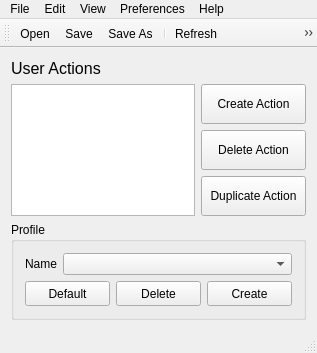
Old version of the form src/QuickCut/MainWindow.ui in the repository giladreich/QuickCut.
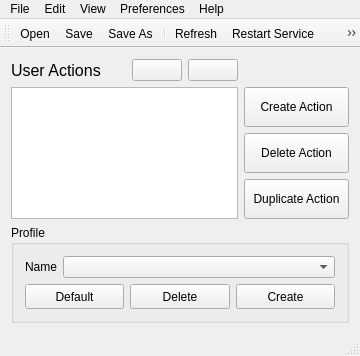
New version of the form. Icons and pictures are not drawn.

Commit message: Implement ability to move actions down/up.

Diff of the .ui file:
```diff
--- a/src/QuickCut/MainWindow.ui
+++ b/src/QuickCut/MainWindow.ui
@@ -6,8 +6,8 @@
    <rect>
     <x>0</x>
     <y>0</y>
-    <width>317</width>
-    <height>346</height>
+    <width>360</width>
+    <height>351</height>
    </rect>
   </property>
   <property name="windowTitle">
@@ -22,6 +22,12 @@
    <layout class="QGridLayout" name="gridLayout">
     <item row="0" column="0">
      <widget class="QLabel" name="lblUserActions">
+      <property name="maximumSize">
+       <size>
+        <width>100</width>
+        <height>16777215</height>
+       </size>
+      </property>
       <property name="font">
        <font>
         <pointsize>12</pointsize>
@@ -34,10 +40,77 @@
       </property>
      </widget>
     </item>
-    <item row="1" column="0">
+    <item row="0" column="1">
+     <spacer name="horizontalSpacer">
+      <property name="orientation">
+       <enum>Qt::Horizontal</enum>
+      </property>
+      <property name="sizeHint" stdset="0">
+       <size>
+        <width>19</width>
+        <height>20</height>
+       </size>
+      </property>
+     </spacer>
+    </item>
+    <item row="0" column="2">
+     <widget class="QPushButton" name="btnActionMoveDown">
+      <property name="minimumSize">
+       <size>
+        <width>50</width>
+        <height>0</height>
+       </size>
+      </property>
+      <property name="maximumSize">
+       <size>
+        <width>30</width>
+        <height>16777215</height>
+       </size>
+      </property>
+      <property name="toolTip">
+       <string>Moves action down.</string>
+      </property>
+      <property name="text">
+       <string/>
+      </property>
+      <property name="icon">
+       <iconset>
+        <activeon>:/Resources/btn_movedown.png</activeon>
+       </iconset>
+      </property>
+     </widget>
+    </item>
+    <item row="0" column="3">
+     <widget class="QPushButton" name="btnActionMoveUp">
+      <property name="minimumSize">
+       <size>
+        <width>50</width>
+        <height>0</height>
+       </size>
+      </property>
+      <property name="maximumSize">
+       <size>
+        <width>30</width>
+        <height>16777215</height>
+       </size>
+      </property>
+      <property name="toolTip">
+       <string>Moves action up.</string>
+      </property>
+      <property name="text">
+       <string/>
+      </property>
+      <property name="icon">
+       <iconset>
+        <activeon>:/Resources/btn_moveup.png</activeon>
+       </iconset>
+      </property>
+     </widget>
+    </item>
+    <item row="1" column="0" colspan="4">
      <widget class="QListWidget" name="lbxActions"/>
     </item>
-    <item row="1" column="1">
+    <item row="1" column="4">
      <layout class="QVBoxLayout" name="verticalLayout">
       <item>
        <widget class="QPushButton" name="btnActionCreate">
@@ -98,7 +171,7 @@
       </item>
      </layout>
     </item>
-    <item row="2" column="0" colspan="2">
+    <item row="2" column="0" colspan="5">
      <widget class="QGroupBox" name="gbxProfile">
       <property name="title">
        <string>Profile</string>
@@ -183,7 +256,7 @@
     <rect>
      <x>0</x>
      <y>0</y>
-     <width>317</width>
+     <width>360</width>
      <height>21</height>
     </rect>
    </property>
```
The commit also changes 7 other files.
